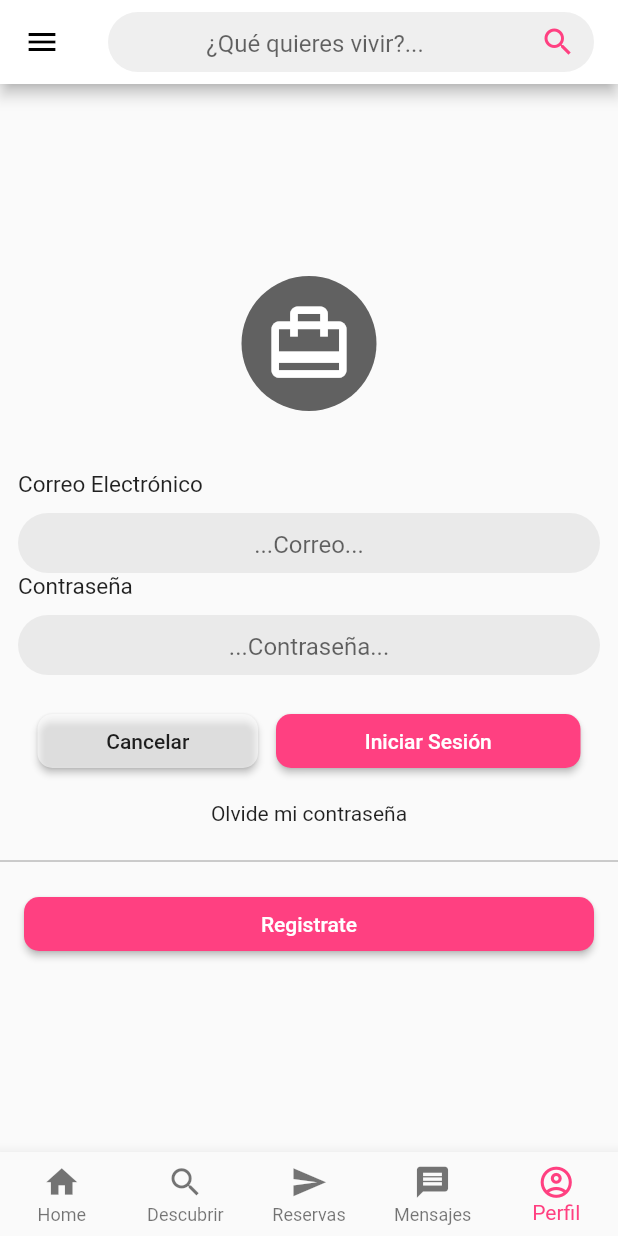
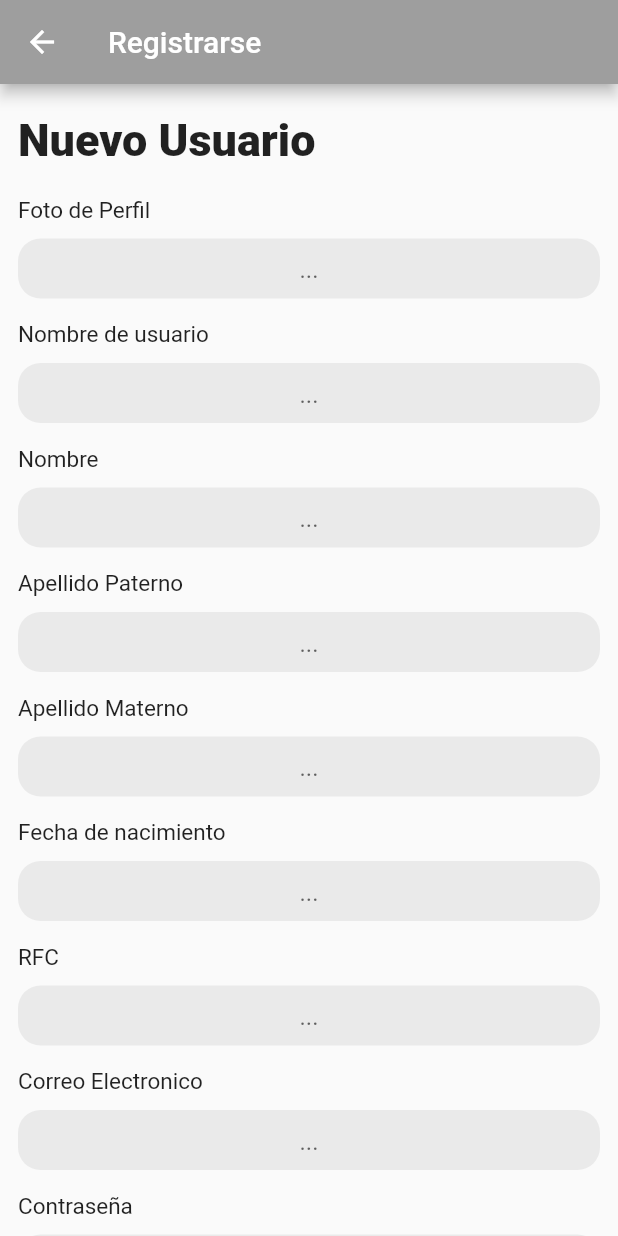
Before and after one commit to Cristian-Miguel/TPM-Turismo, a Flutter app: the screen it shows after launch, item 5 of the bottom bar chosen, after a tap on "Registrate", on a phone screen of 412 x 824 dp. Run offline on Flutter 3.47's test engine with Material 2 defaults, Android fonts, the phone set to English and light mode, and no system bars; our stand-ins replace carousel_slider, responsive_sizer, smooth_page_indicator; missing offline and left inert: flutter_session; network calls fail.

Commit message:
Interfaz de registro

```diff
--- /dev/null
+++ b/ProyectoTPM/lib/src/Registro.dart
@@ -0,0 +1,348 @@
+import 'package:flutter/material.dart';
+
+class Registro extends StatefulWidget{
+  @override
+  State<StatefulWidget> createState(){
+    return _Registro();
+  }
+}
+
+class _Registro extends State<Registro>{
+  final _userInputTextController = TextEditingController();
+  final _nameInputTextController = TextEditingController();
+  final _lastnamefirstInputTextController = TextEditingController();
+  final _lastnamesecondInputTextController = TextEditingController();
+  final _birthdateInputTextController = TextEditingController();
+  final _rfcInputTextController = TextEditingController();
+  final _photoInputTextController = TextEditingController();
+  final _passwordInputTextController = TextEditingController();
+  final _emailInputTextController = TextEditingController();
+
+  @override
+  Widget build(BuildContext context) {
+    return Scaffold(
+      appBar: AppBar(
+        backgroundColor: Colors.grey,
+        title: Container(
+          child: const Text('Registrarse'),
+        ),
+      ),
+      body: Center(
+        child: SingleChildScrollView(
+          child: Column(
+            children: <Widget>[
+              Container(
+                margin: const EdgeInsets.only(left:12, right: 12, bottom: 20, top: 20),
+                alignment: Alignment.centerLeft,
+                child: const Text(
+                  "Nuevo Usuario",
+                  style: TextStyle(
+                    fontWeight: FontWeight.w800,
+                    fontSize: 30,
+                  ),
+                ),
+              ),
+              Container(
+                margin: const EdgeInsets.only(left:12, right: 12, bottom: 10),
+                alignment: Alignment.centerLeft,
+                child: const Text(
+                  "Foto de Perfil",
+                  style: TextStyle(
+                    fontWeight: FontWeight.w400,
+                    fontSize: 15,
+                  ),
+                ),
+              ),
+              Container(
+                width: double.infinity,
+                height: 40,
+                margin: const EdgeInsets.only(left:12, right: 12, bottom: 15),
+                decoration: BoxDecoration(
+                  color: Color.fromRGBO(93, 93, 93, 0.1), borderRadius: BorderRadius.circular(15),
+                ),
+                child: TextFormField(
+                  textAlign: TextAlign.center,
+                  controller: _photoInputTextController,
+                  decoration: const InputDecoration(
+                    hintText: '...',
+                    border: InputBorder.none,
+                  ),
+                ),
+              ),
+              Container(
+                margin: const EdgeInsets.only(left:12, right: 12, bottom: 10),
+                alignment: Alignment.centerLeft,
+                child: const Text(
+                  "Nombre de usuario",
+                  style: TextStyle(
+                    fontWeight: FontWeight.w400,
+                    fontSize: 15,
+                  ),
+                ),
+              ),
+              Container(
+                width: double.infinity,
+                height: 40,
+                margin: const EdgeInsets.only(left:12, right: 12, bottom: 15),
+                decoration: BoxDecoration(
+                  color: Color.fromRGBO(93, 93, 93, 0.1), borderRadius: BorderRadius.circular(15),
+                ),
+                child: TextFormField(
+                  textAlign: TextAlign.center,
+                  controller: _userInputTextController,
+                  decoration: const InputDecoration(
+                    hintText: '...',
+                    border: InputBorder.none,
+                  ),
+                ),
+              ),
+              Container(
+                margin: const EdgeInsets.only(left:12, right: 12, bottom: 10),
+                alignment: Alignment.centerLeft,
+                child: const Text(
+                  "Nombre",
+                  style: TextStyle(
+                    fontWeight: FontWeight.w400,
+                    fontSize: 15,
+                  ),
+                ),
+              ),
+              Container(
+                width: double.infinity,
+                height: 40,
+                margin: const EdgeInsets.only(left:12, right: 12, bottom: 15),
+                decoration: BoxDecoration(
+                  color: Color.fromRGBO(93, 93, 93, 0.1), borderRadius: BorderRadius.circular(15),
+                ),
+                child: TextFormField(
+                  textAlign: TextAlign.center,
+                  controller: _nameInputTextController,
+                  decoration: const InputDecoration(
+                    hintText: '...',
+                    border: InputBorder.none,
+                  ),
+                ),
+              ),
+              Container(
+                margin: const EdgeInsets.only(left:12, right: 12, bottom: 10),
+                alignment: Alignment.centerLeft,
+                child: const Text(
+                  "Apellido Paterno",
+                  style: TextStyle(
+                    fontWeight: FontWeight.w400,
+                    fontSize: 15,
+                  ),
+                ),
+              ),
+              Container(
+                width: double.infinity,
+                height: 40,
+                margin: const EdgeInsets.only(left:12, right: 12, bottom: 15),
+                decoration: BoxDecoration(
+                  color: Color.fromRGBO(93, 93, 93, 0.1), borderRadius: BorderRadius.circular(15),
+                ),
+                child: TextFormField(
+                  textAlign: TextAlign.center,
+                  controller: _lastnamefirstInputTextController,
+                  decoration: const InputDecoration(
+                    hintText: '...',
+                    border: InputBorder.none,
+                  ),
+                ),
+              ),
+              Container(
+                margin: const EdgeInsets.only(left:12, right: 12, bottom: 10),
+                alignment: Alignment.centerLeft,
+                child: const Text(
+                  "Apellido Materno",
+                  style: TextStyle(
+                    fontWeight: FontWeight.w400,
+                    fontSize: 15,
+                  ),
+                ),
+              ),
+              Container(
+                width: double.infinity,
+                height: 40,
+                margin: const EdgeInsets.only(left:12, right: 12, bottom: 15),
+                decoration: BoxDecoration(
+                  color: Color.fromRGBO(93, 93, 93, 0.1), borderRadius: BorderRadius.circular(15),
+                ),
+                child: TextFormField(
+                  textAlign: TextAlign.center,
+                  controller: _lastnamesecondInputTextController,
+                  decoration: const InputDecoration(
+                    hintText: '...',
+                    border: InputBorder.none,
+                  ),
+                ),
+              ),
+              Container(
+                margin: const EdgeInsets.only(left:12, right: 12, bottom: 10),
+                alignment: Alignment.centerLeft,
+                child: const Text(
+                  "Fecha de nacimiento",
+                  style: TextStyle(
+                    fontWeight: FontWeight.w400,
+                    fontSize: 15,
+                  ),
+                ),
+              ),
+              Container(
+                width: double.infinity,
+                height: 40,
+                margin: const EdgeInsets.only(left:12, right: 12, bottom: 15),
+                decoration: BoxDecoration(
+                  color: Color.fromRGBO(93, 93, 93, 0.1), borderRadius: BorderRadius.circular(15),
+                ),
+                child: TextFormField(
+                  textAlign: TextAlign.center,
+                  controller: _birthdateInputTextController,
+                  decoration: const InputDecoration(
+                    hintText: '...',
+                    border: InputBorder.none,
+                  ),
+                ),
+              ),
+              Container(
+                margin: const EdgeInsets.only(left:12, right: 12, bottom: 10),
+                alignment: Alignment.centerLeft,
+                child: const Text(
+                  "RFC",
+                  style: TextStyle(
+                    fontWeight: FontWeight.w400,
+                    fontSize: 15,
+                  ),
+                ),
+              ),
+              Container(
+                width: double.infinity,
+                height: 40,
+                margin: const EdgeInsets.only(left:12, right: 12, bottom: 15),
+                decoration: BoxDecoration(
+                  color: Color.fromRGBO(93, 93, 93, 0.1), borderRadius: BorderRadius.circular(15),
+                ),
+                child: TextFormField(
+                  textAlign: TextAlign.center,
+                  controller: _rfcInputTextController,
+                  decoration: const InputDecoration(
+                    hintText: '...',
+                    border: InputBorder.none,
+                  ),
+                ),
+              ),
+              Container(
+                margin: const EdgeInsets.only(left:12, right: 12, bottom: 10),
+                alignment: Alignment.centerLeft,
+                child: const Text(
+                  "Correo Electronico",
+                  style: TextStyle(
+                    fontWeight: FontWeight.w400,
+                    fontSize: 15,
+                  ),
+                ),
+              ),
+              Container(
+                width: double.infinity,
+                height: 40,
+                margin: const EdgeInsets.only(left:12, right: 12, bottom: 15),
+                decoration: BoxDecoration(
+                  color: Color.fromRGBO(93, 93, 93, 0.1), borderRadius: BorderRadius.circular(15),
+                ),
+                child: TextFormField(
+                  textAlign: TextAlign.center,
+                  controller: _emailInputTextController,
+                  decoration: const InputDecoration(
+                    hintText: '...',
+                    border: InputBorder.none,
+                  ),
+                ),
+              ),
+              Container(
+                margin: const EdgeInsets.only(left:12, right: 12, bottom: 10),
+                alignment: Alignment.centerLeft,
+                child: const Text(
+                  "Contraseña",
+                  style: TextStyle(
+                    fontWeight: FontWeight.w400,
+                    fontSize: 15,
+                  ),
+                ),
+              ),
+              Container(
+                width: double.infinity,
+                height: 40,
+                margin: const EdgeInsets.only(left:12, right: 12, bottom: 15),
+                decoration: BoxDecoration(
+                  color: Color.fromRGBO(93, 93, 93, 0.1), borderRadius: BorderRadius.circular(15),
+                ),
+                child: TextFormField(
+                  textAlign: TextAlign.center,
+                  controller: _passwordInputTextController,
+                  decoration: const InputDecoration(
+                    hintText: '...',
+                    border: InputBorder.none,
+                  ),
+                ),
+              ),
+
+              Row(
+                mainAxisAlignment: MainAxisAlignment.center,
+                mainAxisSize: MainAxisSize.min,
+                children: <Widget>[
+                  Container(
+                    width: Theme.of(context).textTheme.bodyText1!.fontSize! * 10.5,
+                    margin: const EdgeInsets.only(left:0, right: 6, top: 20, bottom: 30),
+                    child: ElevatedButton(
+                      style: ElevatedButton.styleFrom(
+                        shape: new RoundedRectangleBorder(
+                          borderRadius: new BorderRadius.circular(10.0),
+                        ),
+                        primary: Colors.white54,
+                        onPrimary: Colors.white,
+                        // side: BorderSide(color: Colors.red, width: 1),
+                      ),
+                      onPressed: (){ Navigator.of(context).pop(); },
+                      child: const Text(
+                        'Cancelar',
+                        style: TextStyle(
+                          color: Colors.black87,
+                        ),
+                      ),
+                    ),
+                  ),
+                  Container(
+                    width: Theme.of(context).textTheme.bodyText1!.fontSize! * 14.5,
+                    margin: const EdgeInsets.only(left:6, right: 0, top: 20, bottom: 30),
+
+                    child: ElevatedButton(
+                      style: ElevatedButton.styleFrom(
+                        shape: new RoundedRectangleBorder(
+                          borderRadius: new BorderRadius.circular(10.0),
+                        ),
+                        primary: Colors.pinkAccent,
+                        onPrimary: Colors.white,
+                        // side: BorderSide(color: Colors.red, width: 1),
+                      ),
+                      onPressed: (){
+                        Navigator.of(context).pop();
+                       // sF.getUser(_emailInputTextController.text, _passwordInputTextController.text, context);
+                      },
+                      child: const Text(
+                        'Registrar',
+                        style: TextStyle(
+                          color: Colors.white,
+                        ),
+                      ),
+                    ),
+                  ),
+
+                ],
+              ),
+            ],
+          ),
+        ),
+      ),
+    );
+  }
+}
--- a/ProyectoTPM/lib/src/perfil.dart
+++ b/ProyectoTPM/lib/src/perfil.dart
@@ -2,6 +2,7 @@
 import 'package:flutter/material.dart';
 import 'package:flutter_session/flutter_session.dart';
 import 'package:proyectotmp/src/LogIn.dart';
+import 'Registro.dart';
 import 'sesion.dart';
 
 class Perfil extends StatefulWidget{
@@ -174,7 +175,7 @@ class _Perfil extends State<Perfil>{
                     onPrimary: Colors.white,
                     // side: BorderSide(color: Colors.red, width: 1),
                   ),
-                  onPressed: (){},
+                  onPressed: _onChangeRegistro,
                   child: const Text(
                     'Registrate',
                     style: TextStyle(
@@ -190,4 +191,14 @@ class _Perfil extends State<Perfil>{
 
     );
   }
+  void _onChangeRegistro(){
+    Navigator.of(context).push(
+        MaterialPageRoute(
+            builder:(context)
+            {
+              return Registro();
+            }
+        )
+    );
+  }
 }
--- a/ProyectoTPM/lib/src/reservas.dart
+++ b/ProyectoTPM/lib/src/reservas.dart
@@ -27,19 +27,19 @@ class _Reservas extends State<Reservas> {
   //obtenemos los datos de la api
   getReservas() async {
     //para telefono
-    //var urlH = Uri.parse('http://10.0.2.2:4000/reservas/Hoteles');
-    //var urlV = Uri.parse('http://10.0.2.2:4000/reservas/Viajes');
-    //var urlR = Uri.parse('http://10.0.2.2:4000/reservas/Restaurantes');
-    //var urlT = Uri.parse('http://10.0.2.2:4000/reservas/Tour');
-    //var urlP = Uri.parse('http://10.0.2.2:4000/reservas/Paquetes');
+    var urlH = Uri.parse('http://10.0.2.2:4000/reservas/Hoteles');
+    var urlV = Uri.parse('http://10.0.2.2:4000/reservas/Viajes');
+    var urlR = Uri.parse('http://10.0.2.2:4000/reservas/Restaurantes');
+    var urlT = Uri.parse('http://10.0.2.2:4000/reservas/Tour');
+    var urlP = Uri.parse('http://10.0.2.2:4000/reservas/Paquetes');
 
     // para web
-    var url = Uri.parse('http://localhost:4000/favoritos/Hoteles');
-    var urlH = Uri.parse('http:/localhost:4000/reservas/Hoteles');
-    var urlV = Uri.parse('http://localhost:4000/reservas/Viajes');
-    var urlR = Uri.parse('http://localhost:4000/reservas/Restaurantes');
-    var urlT = Uri.parse('http://localhost:4000/reservas/Tour');
-    var urlP = Uri.parse('http://localhost:4000/reservas/Paquetes');
+    // var url = Uri.parse('http://localhost:4000/favoritos/Hoteles');
+    // var urlH = Uri.parse('http:/localhost:4000/reservas/Hoteles');
+    // var urlV = Uri.parse('http://localhost:4000/reservas/Viajes');
+    // var urlR = Uri.parse('http://localhost:4000/reservas/Restaurantes');
+    // var urlT = Uri.parse('http://localhost:4000/reservas/Tour');
+    // var urlP = Uri.parse('http://localhost:4000/reservas/Paquetes');
 
     var responseH = await http.get(urlH);
     var responseV = await http.get(urlV);
```
